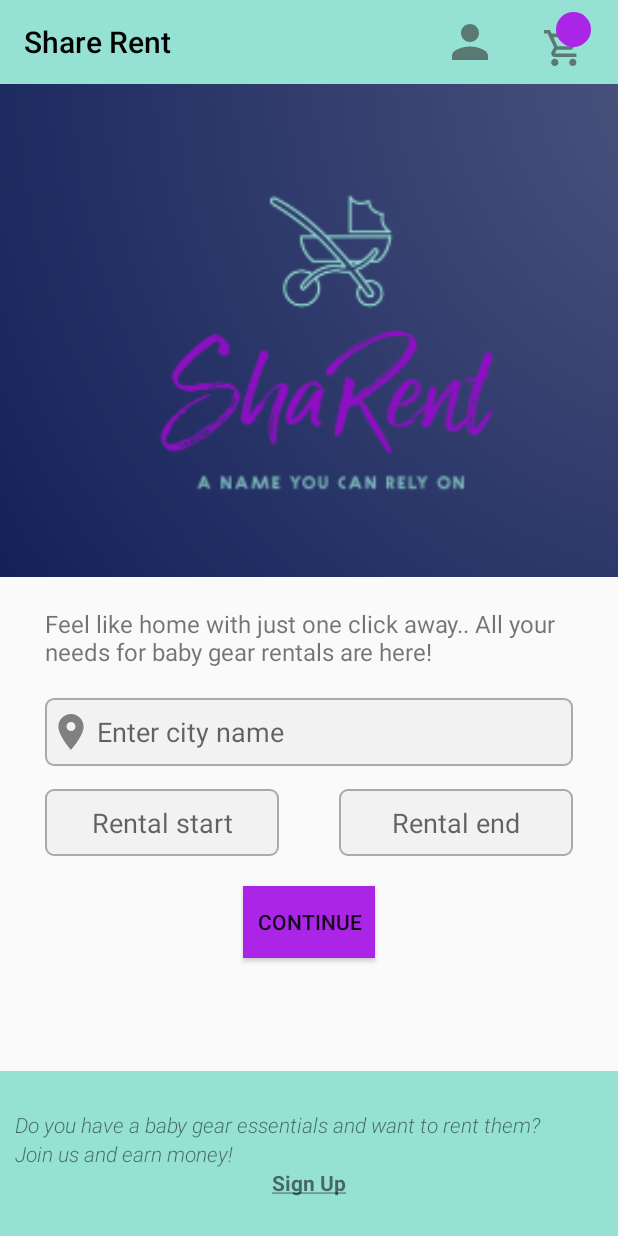
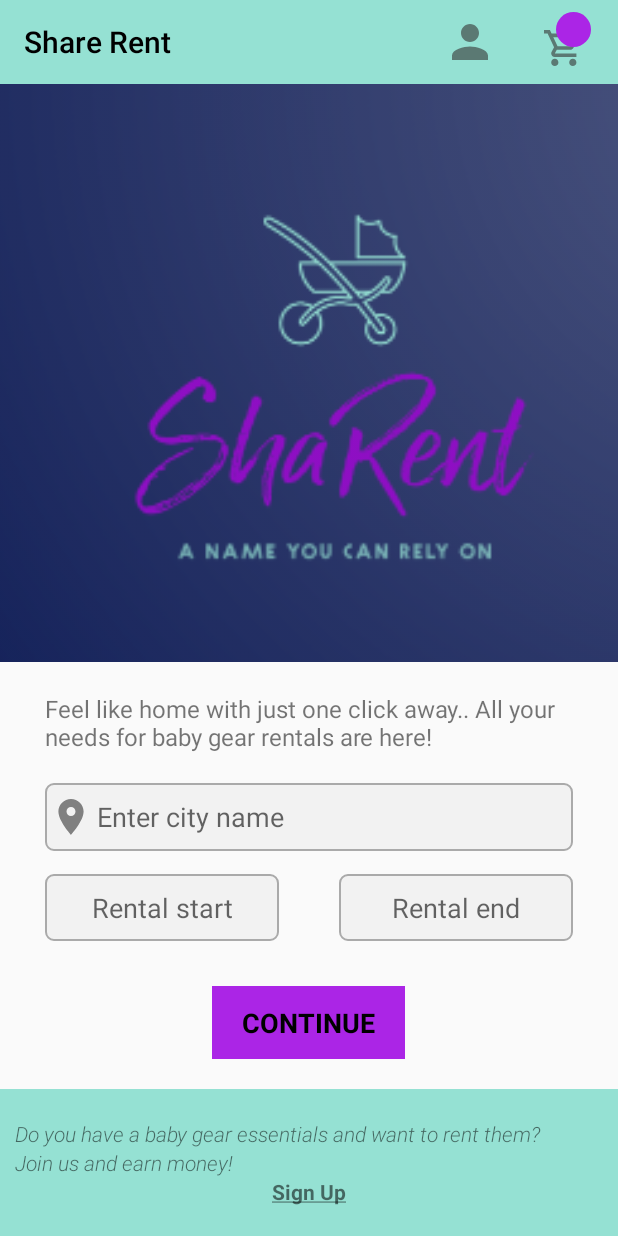
Before and after one commit to RamiAbuShaqra/Share-Rent, an Android app: the screen it shows after launch (MainActivity), on a phone screen of 412 x 824 dp. Run offline under Robolectric (Android 15) with nearby library versions, the phone set to English and light mode, and no system bars.

Commit message:
Modify the activity_main layout

```diff
--- a/app/src/main/java/com/gmail/rami/abushaqra79/sharerent/BabyGear.java
+++ b/app/src/main/java/com/gmail/rami/abushaqra79/sharerent/BabyGear.java
@@ -8,8 +8,8 @@ public class BabyGear {
     private String imageUrl;
     private String storagePath;
 
-    // Default constructor required for calls to DataSnapshot.getValue(BabyGear.class)
     public BabyGear() {
+        // Default constructor required for calls to DataSnapshot.getValue(BabyGear.class)
     }
 
     public BabyGear(String babyGearType,
--- a/app/src/main/java/com/gmail/rami/abushaqra79/sharerent/User.java
+++ b/app/src/main/java/com/gmail/rami/abushaqra79/sharerent/User.java
@@ -7,8 +7,8 @@ public class User {
 
     public String email;
 
-    // Default constructor required for calls to DataSnapshot.getValue(User.class)
     public User() {
+        // Default constructor required for calls to DataSnapshot.getValue(User.class)
     }
 
     public User(String email) {
--- a/app/src/main/res/layout/activity_main.xml
+++ b/app/src/main/res/layout/activity_main.xml
@@ -1,64 +1,69 @@
 <?xml version="1.0" encoding="utf-8"?>
-<LinearLayout xmlns:android="http://schemas.android.com/apk/res/android"
+<ScrollView xmlns:android="http://schemas.android.com/apk/res/android"
     xmlns:tools="http://schemas.android.com/tools"
     android:layout_width="match_parent"
     android:layout_height="match_parent"
-    android:orientation="vertical"
+    android:fillViewport="true"
+    android:scrollbars="vertical"
     tools:context=".MainActivity">
+
+    <LinearLayout
+        android:layout_width="match_parent"
+        android:layout_height="wrap_content"
+        android:orientation="vertical">
 
         <ImageView
             android:layout_width="match_parent"
             android:layout_height="0dp"
             android:layout_weight="3"
+            android:contentDescription="@string/image_description"
             android:scaleType="centerCrop"
-        android:contentDescription="@string/image_description"
-        android:src="@drawable/app_logo"/>
+            android:src="@drawable/app_logo" />
 
         <LinearLayout
             android:layout_width="match_parent"
-        android:layout_height="0dp"
-        android:layout_weight="3"
+            android:layout_height="wrap_content"
             android:orientation="vertical">
 
             <TextView
                 android:layout_width="match_parent"
                 android:layout_height="wrap_content"
+                android:layout_marginLeft="30dp"
                 android:layout_marginTop="20dp"
+                android:layout_marginRight="30dp"
                 android:layout_marginBottom="20dp"
-            android:layout_marginLeft="30dp"
-            android:layout_marginRight="30dp"
-            android:textSize="16sp"
                 android:fontFamily="sans-serif"
-            android:text="@string/intro_text"/>
+                android:text="@string/intro_text"
+                android:textSize="16sp" />
 
             <LinearLayout
                 android:layout_width="match_parent"
                 android:layout_height="wrap_content"
-            android:background="@drawable/text_entry_background"
                 android:layout_marginLeft="30dp"
                 android:layout_marginRight="30dp"
                 android:layout_marginBottom="15dp"
+                android:background="@drawable/text_entry_background"
                 android:orientation="horizontal">
 
                 <ImageView
                     android:layout_width="wrap_content"
                     android:layout_height="wrap_content"
+                    android:layout_gravity="center"
                     android:contentDescription="@string/location_image_description"
-                android:layout_gravity="center"
                     android:paddingLeft="5dp"
                     android:paddingRight="5dp"
-                android:src="@drawable/location_symbol"/>
+                    android:src="@drawable/location_symbol" />
 
                 <AutoCompleteTextView
                     android:id="@+id/locations"
                     android:layout_width="match_parent"
                     android:layout_height="wrap_content"
-                android:paddingEnd="5dp"
+                    android:backgroundTint="@android:color/transparent"
+                    android:dropDownWidth="100dp"
+                    android:hint="@string/auto_complete_hint"
+                    android:inputType="text|textAutoComplete"
                     android:paddingStart="0dp"
-                android:dropDownWidth="100dp"
-                android:backgroundTint="@android:color/transparent"
-                android:hint="@string/auto_complete_hint"
-                android:inputType="text|textAutoComplete"/>
+                    android:paddingEnd="5dp" />
 
             </LinearLayout>
 
@@ -69,77 +74,101 @@
 
                 <EditText
                     android:id="@+id/start_date"
+                    android:layout_width="0dp"
                     android:layout_height="wrap_content"
-                android:layout_width="0dp"
-                android:layout_weight="1"
                     android:layout_gravity="center"
-                android:gravity="center"
-                android:background="@drawable/text_entry_background"
                     android:layout_marginStart="30dp"
                     android:layout_marginEnd="20dp"
-                android:padding="10dp"
+                    android:layout_weight="1"
+                    android:autofillHints="Date"
+                    android:background="@drawable/text_entry_background"
                     android:clickable="false"
                     android:cursorVisible="false"
                     android:focusable="false"
                     android:focusableInTouchMode="false"
+                    android:gravity="center"
                     android:hint="@string/rental_start_hint"
-                android:autofillHints="Date"
-                android:inputType="date" />
+                    android:inputType="date"
+                    android:padding="10dp" />
 
                 <EditText
                     android:id="@+id/end_date"
+                    android:layout_width="0dp"
                     android:layout_height="wrap_content"
-                android:layout_width="0dp"
-                android:layout_weight="1"
                     android:layout_gravity="center"
-                android:gravity="center"
-                android:background="@drawable/text_entry_background"
                     android:layout_marginStart="20dp"
                     android:layout_marginEnd="30dp"
-                android:padding="10dp"
+                    android:layout_weight="1"
+                    android:autofillHints="Date"
+                    android:background="@drawable/text_entry_background"
                     android:clickable="false"
                     android:cursorVisible="false"
                     android:focusable="false"
                     android:focusableInTouchMode="false"
+                    android:gravity="center"
                     android:hint="@string/rental_end_hint"
-                android:autofillHints="Date"
-                android:inputType="date"/>
+                    android:inputType="date"
+                    android:padding="10dp" />
 
             </LinearLayout>
 
-        <Button
+            <FrameLayout
                 android:layout_width="wrap_content"
                 android:layout_height="wrap_content"
                 android:layout_gravity="center"
+                android:layout_marginLeft="20dp"
+                android:layout_marginTop="30dp"
+                android:layout_marginRight="20dp"
+                android:layout_marginBottom="20dp"
+                android:background="@color/base_color">
+
+                <TextView
+                    android:id="@+id/login"
+                    android:layout_width="match_parent"
+                    android:layout_height="match_parent"
+                    android:background="?android:attr/selectableItemBackground"
+                    android:clickable="true"
+                    android:focusable="true"
+                    android:fontFamily="sans-serif"
                     android:gravity="center"
-            android:layout_marginTop="20dp"
-            android:background="@color/base_color"
-            android:text="@string/continue_button"/>
+                    android:paddingStart="20dp"
+                    android:paddingTop="12dp"
+                    android:paddingEnd="20dp"
+                    android:paddingBottom="12dp"
+                    android:text="@string/continue_button"
+                    android:textAllCaps="true"
+                    android:textColor="@color/black"
+                    android:textSize="18sp"
+                    android:textStyle="bold" />
+
+            </FrameLayout>
 
         </LinearLayout>
 
         <LinearLayout
             android:layout_width="match_parent"
-        android:layout_height="0dp"
-        android:layout_weight="1"
-        android:padding="10dp"
+            android:layout_height="wrap_content"
+            android:background="@color/color_primary"
             android:gravity="center_vertical"
-        android:background="@color/color_primary"
-        android:orientation="vertical">
+            android:orientation="vertical"
+            android:paddingStart="10dp"
+            android:paddingTop="20dp"
+            android:paddingEnd="10dp"
+            android:paddingBottom="20dp">
 
             <TextView
                 android:layout_width="wrap_content"
                 android:layout_height="wrap_content"
                 android:fontFamily="sans-serif-light"
-            android:textStyle="italic"
-            android:text="@string/first_signup_text"/>
+                android:text="@string/first_signup_text"
+                android:textStyle="italic" />
 
             <TextView
                 android:layout_width="wrap_content"
                 android:layout_height="wrap_content"
                 android:fontFamily="sans-serif-light"
-            android:textStyle="italic"
-            android:text="@string/second_signup_text"/>
+                android:text="@string/second_signup_text"
+                android:textStyle="italic" />
 
             <TextView
                 android:id="@+id/sign_up_page"
@@ -147,11 +176,13 @@
                 android:layout_height="wrap_content"
                 android:layout_gravity="center"
                 android:background="?android:attr/selectableItemBackground"
-            android:textStyle="bold"
                 android:clickable="true"
                 android:focusable="true"
-            android:text="@string/sign_up" />
+                android:text="@string/sign_up"
+                android:textStyle="bold" />
 
         </LinearLayout>
 
     </LinearLayout>
+
+</ScrollView>
```
Lines whose indentation alone changed are shown as unchanged.
